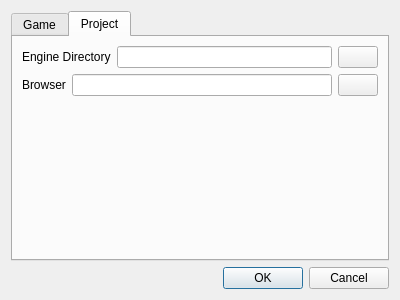
Above: Editor/novel_properties_dialog.ui from gitGNU/gnu_belle before the change. Below: the same form after it.
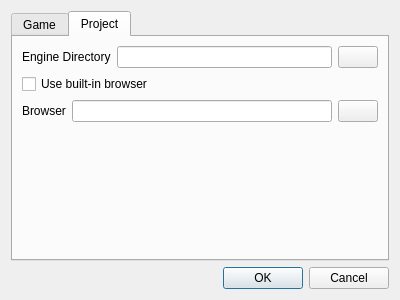
That is the form after the change. The open tabs and pages were chosen to show the change. Icons and pictures are not drawn. Custom widgets are drawn as their Qt base class.

Commit message: Added built-in browser. Added option to select built-in browser.

Patch:
```diff
--- a/Editor/novel_properties_dialog.ui
+++ b/Editor/novel_properties_dialog.ui
@@ -251,6 +251,13 @@
          </item>
         </layout>
        </item>
+       <item>
+        <widget class="QCheckBox" name="checkBuiltinBrowser">
+         <property name="text">
+          <string>Use built-in browser</string>
+         </property>
+        </widget>
+       </item>
        <item>
         <layout class="QHBoxLayout" name="horizontalLayout_6">
          <item>
```
Left out of the diff: 34 changed lines with no effect on the pictures. The commit also changes 7 other files.
